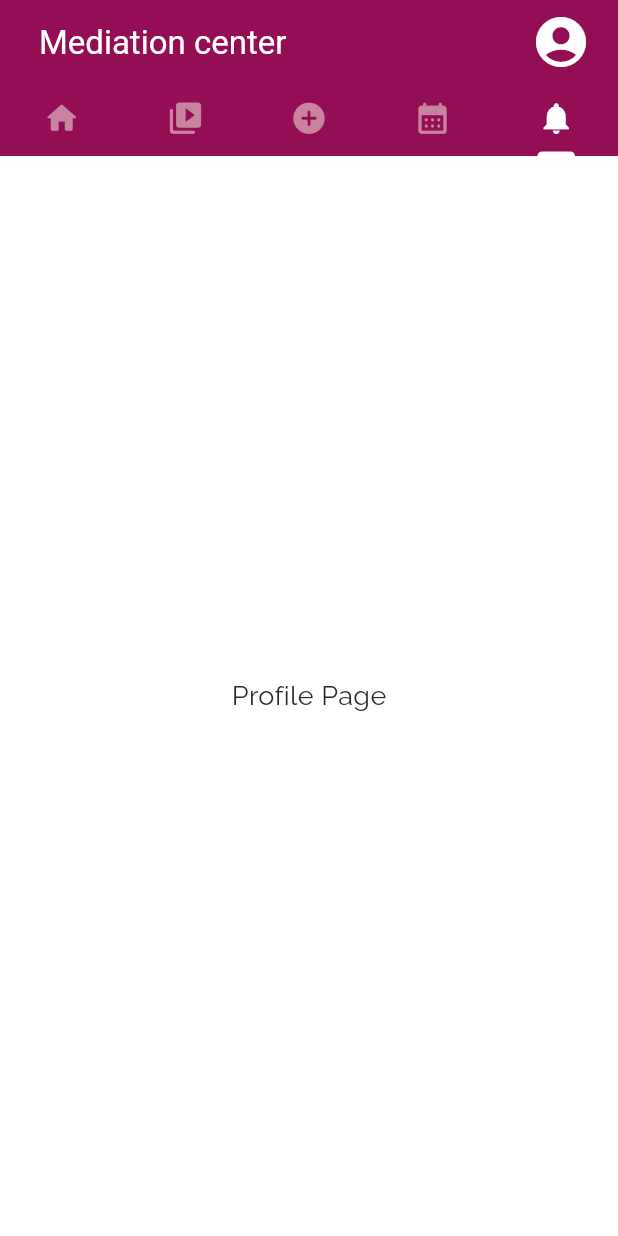
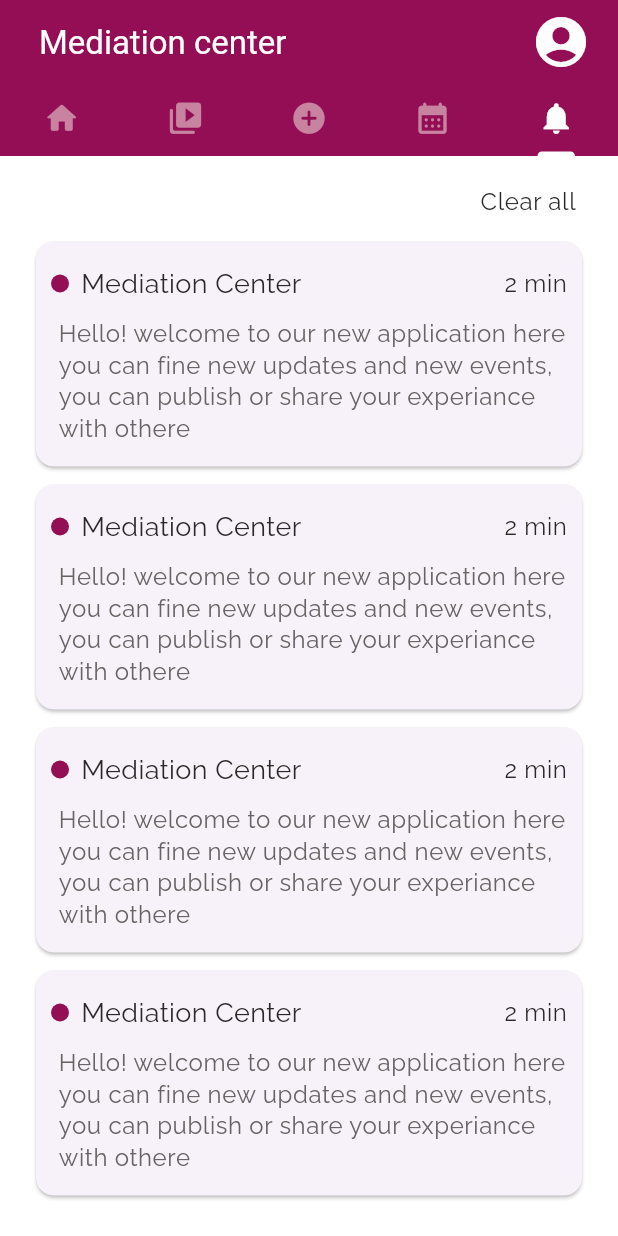
Before and after one commit to moshika38/Meditation-Center-App, a Flutter app: the screen it shows after launch, tab 5 chosen, on a phone screen of 412 x 824 dp. Run offline on Flutter 3.47's test engine with Material 3 defaults, Android fonts, the phone set to English and light mode, and no system bars; our stand-ins replace go_router, google_fonts, video_player; network calls fail.

Commit message:
add all pages

```diff
--- /dev/null
+++ b/lib/components/notification.card.dart
@@ -0,0 +1,63 @@
+import 'package:flutter/material.dart';
+import 'package:meditation_center/utils/app.colors.dart';
+
+class NotificationCard extends StatelessWidget {
+  const NotificationCard({super.key});
+
+  @override
+  Widget build(BuildContext context) {
+    return Padding(
+      padding: const EdgeInsets.symmetric(vertical: 2),
+      child: Card(
+        child: Padding(
+          padding: const EdgeInsets.symmetric(horizontal: 10, vertical: 15),
+          child: Column(
+            crossAxisAlignment: CrossAxisAlignment.start,
+            children: [
+              Row(
+                mainAxisAlignment: MainAxisAlignment.spaceBetween,
+                children: [
+                  Row(
+                    children: [
+                      // Icon(Icons.notifications, size: 18, color: AppColors.gray),
+
+                      Container(
+                        width: 12,
+                        height: 12,
+                        decoration: BoxDecoration(
+                          color: AppColors.primaryColor,
+                          shape: BoxShape.circle,
+                        ),
+                      ),
+
+
+
+
+                      const SizedBox(width: 8),
+                      Text("Mediation Center",
+                          style: Theme.of(context).textTheme.bodyMedium),
+                    ],
+                  ),
+                  Text("2 min", style: Theme.of(context).textTheme.bodySmall),
+                ],
+              ),
+              const SizedBox(height: 10),
+              Padding(
+                padding: const EdgeInsets.only(left: 5),
+                child: Text(
+
+                  "Hello! welcome to our new application here you can fine new updates and new events, you can publish or share your experiance with othere ",
+                  style: Theme.of(context).textTheme.bodySmall!.copyWith(
+                        color: AppColors.gray,
+                      ),
+                      overflow: TextOverflow.ellipsis,
+                      maxLines: 4,
+                ),
+              ),
+            ],
+          ),
+        ),
+      ),
+    );
+  }
+}
--- /dev/null
+++ b/lib/presentation/pages/notification/notification.page.dart
@@ -0,0 +1,40 @@
+import 'package:flutter/material.dart';
+import 'package:meditation_center/components/notification.card.dart';
+
+class NotificationPage extends StatelessWidget {
+  const NotificationPage({super.key});
+
+  @override
+  Widget build(BuildContext context) {
+    return Padding(
+        padding: const EdgeInsets.symmetric(horizontal: 20, vertical: 20),
+        child: Column(
+          children: [
+            Padding(
+              padding: const EdgeInsets.symmetric(horizontal: 8),
+              child: Row(
+                mainAxisAlignment: MainAxisAlignment.end,
+                children: [
+
+                  Text("Clear all",
+                      style: Theme.of(context).textTheme.bodySmall),
+                ],
+              ),
+            ),
+            const SizedBox(height: 10),
+            Expanded(
+              child: SingleChildScrollView(
+                child: ListView.builder(
+                  itemCount: 10,
+                  shrinkWrap: true,
+                  physics: const NeverScrollableScrollPhysics(),
+                  itemBuilder: (context, index) {
+                    return NotificationCard();
+                  },
+                ),
+              ),
+            ),
+          ],
+        ));
+  }
+}
--- a/lib/presentation/screens/main/main.screen.dart
+++ b/lib/presentation/screens/main/main.screen.dart
@@ -1,5 +1,9 @@
 import 'package:flutter/material.dart';
-import 'package:meditation_center/presentation/pages/home.page.dart';
+import 'package:meditation_center/presentation/pages/booking/booking.page.dart';
+import 'package:meditation_center/presentation/pages/home/home.page.dart';
+import 'package:meditation_center/presentation/pages/notification/notification.page.dart';
+import 'package:meditation_center/presentation/pages/play/playlist.page.dart';
+import 'package:meditation_center/presentation/pages/post/post.page.dart';
 import 'package:meditation_center/utils/app.colors.dart';
 
 class MainScreen extends StatelessWidget {
@@ -9,7 +13,8 @@ class MainScreen extends StatelessWidget {
   Widget build(BuildContext context) {
     return DefaultTabController(
       length: 5, // number of tabs
-      child: Builder(builder: (BuildContext innerContext) {
+      child: Builder(
+        builder: (BuildContext innerContext) {
           final controller = DefaultTabController.of(innerContext);
           return Scaffold(
             appBar: AppBar(
@@ -47,19 +52,28 @@ class MainScreen extends StatelessWidget {
             ),
             body: TabBarView(
               children: [
+                // HomePage
                 HomePage(
                   onTap: () {
                     controller.animateTo(3);
                   },
                 ),
-              Center(child: Text("Favorites Page")),
-              Center(child: Text("Profile Page")),
-              Center(child: Text("Profile Page")),
-              Center(child: Text("Profile Page")),
+                // PlaylistPage
+                PlaylistPage(),
+
+                // PostPage
+                PostPage(),
+
+                // BookingPage
+                BookingPage(),
+
+                // NotificationPage
+                NotificationPage(),
               ],
             ),
           );
-      }),
+        },
+      ),
     );
   }
 }
--- a/pubspec.yaml
+++ b/pubspec.yaml
@@ -36,6 +36,7 @@ dependencies:
   cupertino_icons: ^1.0.8
   google_fonts: ^6.2.1
   go_router: ^16.0.0
+  video_player: ^2.10.0
 
 dev_dependencies:
   flutter_test:
@@ -64,6 +65,7 @@ flutter:
     - assets/logo/
     - assets/icons/
     - assets/jpg/
+    - assets/video/
 
   # An image asset can refer to one or more resolution-specific "variants", see
   # https://flutter.dev/to/resolution-aware-images
```
Also changed, not shown: lib/components/app.loading.dart (added, +19 -0 lines), lib/components/booking.card.dart (added, +31 -0 lines), lib/components/menu.card.dart (deleted, +0 -31 lines), lib/components/playlist.bottom.card.dart (added, +64 -0 lines), lib/presentation/pages/booking/booking.page.dart (added, +45 -0 lines), lib/presentation/pages/home.page.dart (deleted, +0 -27 lines), lib/presentation/pages/home/home.page.dart (added, +24 -0 lines), lib/presentation/pages/play/playlist.page.dart (added, +88 -0 lines), lib/presentation/pages/post/post.page.dart (added, +106 -0 lines), pubspec.lock, 3 other files. Lines whose indentation alone changed are shown as unchanged.
